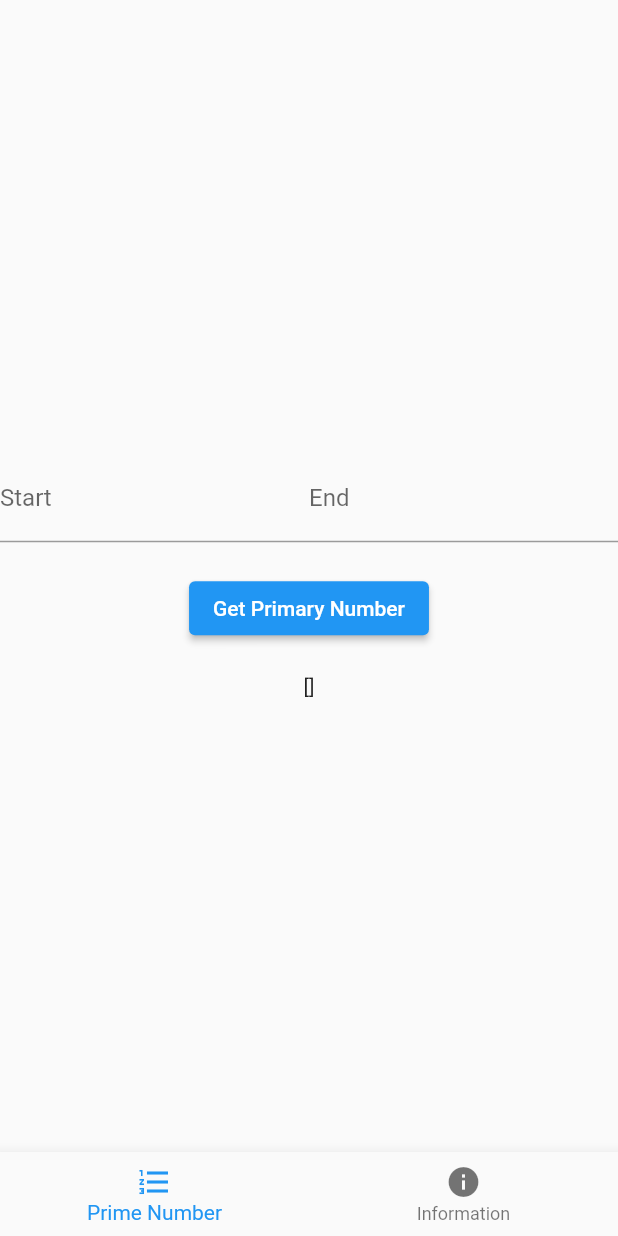
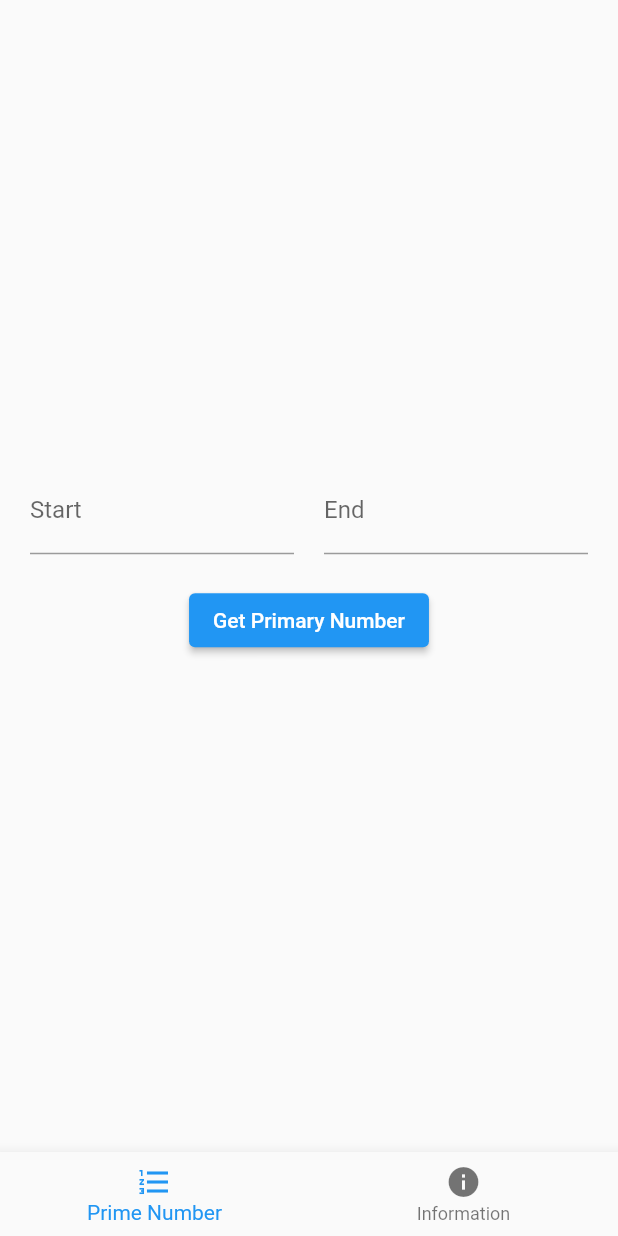
Before and after one commit to dhimasdewanto/prime_number, a Flutter app: the screen it shows after launch, after a tap on "Get Primary Number", on a phone screen of 412 x 824 dp. Run offline on Flutter 3.47's test engine with Material 2 defaults, Android fonts, the phone set to English and light mode, and no system bars.

Commit message:
Finalize prime number view

```diff
--- a/lib/views/prime_number_view.dart
+++ b/lib/views/prime_number_view.dart
@@ -18,6 +18,29 @@ class _PrimeNumberViewState extends State<PrimeNumberView> {
   final _number2 = TextEditingController();
 
   @override
+  void dispose() {
+    _number1.dispose();
+    _number2.dispose();
+    super.dispose();
+  }
+
+  void _onAction() {
+    FocusScope.of(context).unfocus();
+
+    final number1 = int.tryParse(_number1.text);
+    final number2 = int.tryParse(_number2.text);
+
+    if (number1 == null || number2 == null) {
+      return;
+    }
+
+    context.read<PrimeNumberController>().getPrimeNumbers(
+          number1,
+          number2,
+        );
+  }
+
+  @override
   Widget build(BuildContext context) {
     return Form(
       key: _formKey,
@@ -25,7 +48,9 @@ class _PrimeNumberViewState extends State<PrimeNumberView> {
         child: Column(
           mainAxisSize: MainAxisSize.min,
           children: [
-            Row(
+            Padding(
+              padding: const EdgeInsets.all(20),
+              child: Row(
                 children: [
                   Expanded(
                     child: TextFormField(
@@ -36,6 +61,7 @@ class _PrimeNumberViewState extends State<PrimeNumberView> {
                       ),
                     ),
                   ),
+                  const SizedBox(width: 20),
                   Expanded(
                     child: TextFormField(
                       controller: _number2,
@@ -47,23 +73,25 @@ class _PrimeNumberViewState extends State<PrimeNumberView> {
                   ),
                 ],
               ),
-            const SizedBox(height: 20),
+            ),
             ElevatedButton(
-              onPressed: () {
-                context.read<PrimeNumberController>().getPrimeNumbers(
-                      int.tryParse(_number1.text) ?? 0,
-                      int.tryParse(_number2.text) ?? 0,
+              onPressed: _onAction,
+              child: const Text("Get Primary Number"),
+            ),
+            Padding(
+              padding: const EdgeInsets.all(20),
+              child: Consumer<PrimeNumberController>(
+                builder: (context, controller, child) {
+                  final listPrimeNumbers = controller.state.listPrimeNumbers;
+                  if (listPrimeNumbers.isEmpty) {
+                    return const Offstage();
+                  }
+                  return Text(
+                    listPrimeNumbers.toString(),
+                    style: Theme.of(context).textTheme.bodyText1,
                   );
                 },
-              child: const Text("Get Primary Number"),
               ),
-            const SizedBox(height: 20),
-            Text(
-              context
-                  .watch<PrimeNumberController>()
-                  .state
-                  .listPrimeNumbers
-                  .toString(),
             ),
           ],
         ),
```
Lines whose indentation alone changed are shown as unchanged.
